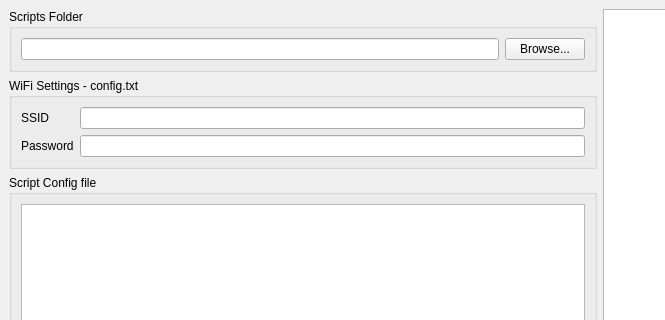
Before: the Qt Designer form mainwindow.ui in brammie15/BLAST, drawn with Qt 5; both pictures show x 0 to 665 and y 0 to 320 of the 1200 by 600 pixel window.
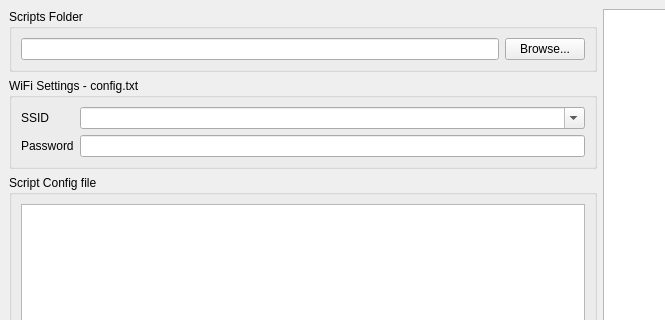
After: the same form once the commit is applied.

What changed in the file:
```diff
--- a/mainwindow.ui
+++ b/mainwindow.ui
@@ -54,7 +54,11 @@
           </widget>
          </item>
          <item row="0" column="1">
-          <widget class="QLineEdit" name="ssidLineEdit"/>
+           <widget class="QComboBox" name="ssidComboBox">
+             <property name="editable">
+               <bool>true</bool>
+             </property>
+           </widget>
          </item>
          <item row="1" column="0">
           <widget class="QLabel" name="label_password">
```
